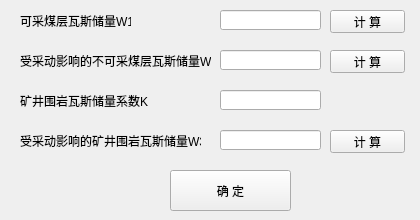
Above: python/cbm/uifiles/mine_gas_reserves_predict_dlg1.ui from wyrover/cbm before the change. Below: the same form after it.
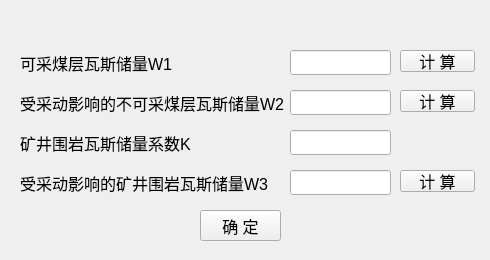
That is the form after the change. Icons and pictures are not drawn.

The edit to the form file:
```diff
--- a/python/cbm/uifiles/mine_gas_reserves_predict_dlg1.ui
+++ b/python/cbm/uifiles/mine_gas_reserves_predict_dlg1.ui
@@ -6,8 +6,8 @@
    <rect>
     <x>0</x>
     <y>0</y>
-    <width>420</width>
-    <height>220</height>
+    <width>490</width>
+    <height>260</height>
    </rect>
   </property>
   <property name="windowTitle">
@@ -17,119 +17,142 @@
    <iconset resource="../usecad.qrc">
     <normaloff>:/images/cbm.ico</normaloff>:/images/cbm.ico</iconset>
   </property>
-  <widget class="QLabel" name="label">
+  <widget class="QWidget" name="widget_main" native="true">
    <property name="geometry">
     <rect>
-     <x>20</x>
-     <y>10</y>
-     <width>111</width>
-     <height>21</height>
+     <x>0</x>
+     <y>30</y>
+     <width>491</width>
+     <height>231</height>
     </rect>
    </property>
-   <property name="text">
-    <string>可采煤层瓦斯储量W1</string>
+   <widget class="QLineEdit" name="rock_gas_k2">
+    <property name="geometry">
+     <rect>
+      <x>290</x>
+      <y>100</y>
+      <width>101</width>
+      <height>25</height>
+     </rect>
+    </property>
+    <property name="font">
+     <font>
+      <pointsize>12</pointsize>
+     </font>
    </property>
   </widget>
   <widget class="QLineEdit" name="reserve_w1">
    <property name="geometry">
     <rect>
-     <x>220</x>
-     <y>10</y>
+      <x>290</x>
+      <y>20</y>
      <width>101</width>
-     <height>20</height>
-    </rect>
-   </property>
-  </widget>
-  <widget class="QPushButton" name="w1_cacl">
-   <property name="geometry">
-    <rect>
-     <x>330</x>
-     <y>10</y>
-     <width>75</width>
-     <height>23</height>
-    </rect>
-   </property>
-   <property name="text">
-    <string>计 算</string>
+      <height>25</height>
+     </rect>
+    </property>
+    <property name="font">
+     <font>
+      <pointsize>12</pointsize>
+     </font>
    </property>
   </widget>
   <widget class="QLineEdit" name="reserve_w2">
    <property name="geometry">
     <rect>
-     <x>220</x>
-     <y>50</y>
+      <x>290</x>
+      <y>60</y>
      <width>101</width>
-     <height>20</height>
-    </rect>
-   </property>
+      <height>25</height>
+     </rect>
+    </property>
+    <property name="font">
+     <font>
+      <pointsize>12</pointsize>
+     </font>
+    </property>
   </widget>
   <widget class="QPushButton" name="w2_cacl">
    <property name="geometry">
     <rect>
-     <x>330</x>
-     <y>50</y>
+      <x>400</x>
+      <y>60</y>
      <width>75</width>
-     <height>23</height>
-    </rect>
-   </property>
+      <height>22</height>
+     </rect>
+    </property>
+    <property name="font">
+     <font>
+      <pointsize>12</pointsize>
+     </font>
+    </property>
    <property name="text">
     <string>计 算</string>
    </property>
   </widget>
-  <widget class="QLabel" name="label_2">
-   <property name="geometry">
-    <rect>
-     <x>20</x>
-     <y>50</y>
-     <width>191</width>
-     <height>21</height>
-    </rect>
-   </property>
-   <property name="text">
-    <string>受采动影响的不可采煤层瓦斯储量W2</string>
-   </property>
-  </widget>
-  <widget class="QLineEdit" name="rock_gas_k2">
-   <property name="geometry">
-    <rect>
-     <x>220</x>
-     <y>90</y>
-     <width>101</width>
-     <height>20</height>
-    </rect>
-   </property>
-  </widget>
-  <widget class="QLabel" name="label_3">
-   <property name="geometry">
-    <rect>
-     <x>20</x>
-     <y>90</y>
-     <width>131</width>
-     <height>21</height>
-    </rect>
-   </property>
-   <property name="text">
-    <string>矿井围岩瓦斯储量系数K</string>
-   </property>
-  </widget>
   <widget class="QLineEdit" name="reserve_w3">
    <property name="geometry">
     <rect>
-     <x>220</x>
-     <y>130</y>
+      <x>290</x>
+      <y>140</y>
      <width>101</width>
-     <height>20</height>
-    </rect>
-   </property>
+      <height>25</height>
+     </rect>
+    </property>
+    <property name="font">
+     <font>
+      <pointsize>12</pointsize>
+     </font>
+    </property>
   </widget>
   <widget class="QPushButton" name="cacl">
    <property name="geometry">
     <rect>
-     <x>330</x>
-     <y>130</y>
+      <x>400</x>
+      <y>140</y>
      <width>75</width>
-     <height>23</height>
-    </rect>
+      <height>22</height>
+     </rect>
+    </property>
+    <property name="font">
+     <font>
+      <pointsize>12</pointsize>
+     </font>
+    </property>
+    <property name="text">
+     <string>计 算</string>
+    </property>
+   </widget>
+   <widget class="QLabel" name="label_2">
+    <property name="geometry">
+     <rect>
+      <x>20</x>
+      <y>60</y>
+      <width>271</width>
+      <height>25</height>
+     </rect>
+    </property>
+    <property name="font">
+     <font>
+      <pointsize>12</pointsize>
+     </font>
+    </property>
+    <property name="text">
+     <string>受采动影响的不可采煤层瓦斯储量W2</string>
+    </property>
+   </widget>
+   <widget class="QPushButton" name="w1_cacl">
+    <property name="geometry">
+     <rect>
+      <x>400</x>
+      <y>20</y>
+      <width>75</width>
+      <height>22</height>
+     </rect>
+    </property>
+    <property name="font">
+     <font>
+      <pointsize>12</pointsize>
+     </font>
    </property>
    <property name="text">
     <string>计 算</string>
@@ -139,27 +162,186 @@
    <property name="geometry">
     <rect>
      <x>20</x>
-     <y>130</y>
-     <width>181</width>
-     <height>21</height>
-    </rect>
-   </property>
+      <y>140</y>
+      <width>271</width>
+      <height>25</height>
+     </rect>
+    </property>
+    <property name="font">
+     <font>
+      <pointsize>12</pointsize>
+     </font>
+    </property>
    <property name="text">
     <string>受采动影响的矿井围岩瓦斯储量W3</string>
    </property>
   </widget>
+   <widget class="QLabel" name="label">
+    <property name="geometry">
+     <rect>
+      <x>20</x>
+      <y>20</y>
+      <width>181</width>
+      <height>25</height>
+     </rect>
+    </property>
+    <property name="font">
+     <font>
+      <pointsize>12</pointsize>
+     </font>
+    </property>
+    <property name="text">
+     <string>可采煤层瓦斯储量W1</string>
+    </property>
+   </widget>
+   <widget class="QLabel" name="label_3">
+    <property name="geometry">
+     <rect>
+      <x>20</x>
+      <y>100</y>
+      <width>211</width>
+      <height>25</height>
+     </rect>
+    </property>
+    <property name="font">
+     <font>
+      <pointsize>12</pointsize>
+     </font>
+    </property>
+    <property name="text">
+     <string>矿井围岩瓦斯储量系数K</string>
+    </property>
+   </widget>
   <widget class="QPushButton" name="ok">
    <property name="geometry">
     <rect>
-     <x>170</x>
-     <y>170</y>
-     <width>121</width>
-     <height>41</height>
-    </rect>
-   </property>
+      <x>200</x>
+      <y>180</y>
+      <width>81</width>
+      <height>31</height>
+     </rect>
+    </property>
+    <property name="font">
+     <font>
+      <pointsize>12</pointsize>
+     </font>
+    </property>
    <property name="text">
     <string>确 定</string>
    </property>
+   </widget>
+  </widget>
+  <widget class="QWidget" name="widget_title" native="true">
+   <property name="geometry">
+    <rect>
+     <x>0</x>
+     <y>0</y>
+     <width>491</width>
+     <height>31</height>
+    </rect>
+   </property>
+   <widget class="QLabel" name="lab_Ico">
+    <property name="geometry">
+     <rect>
+      <x>0</x>
+      <y>0</y>
+      <width>31</width>
+      <height>31</height>
+     </rect>
+    </property>
+    <property name="sizePolicy">
+     <sizepolicy hsizetype="Minimum" vsizetype="Preferred">
+      <horstretch>0</horstretch>
+      <verstretch>0</verstretch>
+     </sizepolicy>
+    </property>
+    <property name="minimumSize">
+     <size>
+      <width>30</width>
+      <height>0</height>
+     </size>
+    </property>
+    <property name="text">
+     <string>&lt;!DOCTYPE HTML PUBLIC &quot;-//W3C//DTD HTML 4.0//EN&quot; &quot;http://www.w3.org/TR/REC-html40/strict.dtd&quot;&gt;
+&lt;html&gt;&lt;head&gt;&lt;meta name=&quot;qrichtext&quot; content=&quot;1&quot; /&gt;&lt;style type=&quot;text/css&quot;&gt;
+p, li { white-space: pre-wrap; }
+&lt;/style&gt;&lt;/head&gt;&lt;body style=&quot; font-family:'SimSun'; font-size:9pt; font-weight:400; font-style:normal;&quot;&gt;
+&lt;p style=&quot;-qt-paragraph-type:empty; margin-top:0px; margin-bottom:0px; margin-left:0px; margin-right:0px; -qt-block-indent:0; text-indent:0px;&quot;&gt;&lt;br /&gt;&lt;/p&gt;&lt;/body&gt;&lt;/html&gt;</string>
+    </property>
+    <property name="alignment">
+     <set>Qt::AlignCenter</set>
+    </property>
+   </widget>
+   <widget class="QLabel" name="lab_Title">
+    <property name="geometry">
+     <rect>
+      <x>40</x>
+      <y>0</y>
+      <width>401</width>
+      <height>31</height>
+     </rect>
+    </property>
+    <property name="sizePolicy">
+     <sizepolicy hsizetype="Expanding" vsizetype="Preferred">
+      <horstretch>0</horstretch>
+      <verstretch>0</verstretch>
+     </sizepolicy>
+    </property>
+    <property name="styleSheet">
+     <string notr="true">font: 10pt &quot;微软雅黑&quot;;</string>
+    </property>
+    <property name="text">
+     <string/>
+    </property>
+    <property name="alignment">
+     <set>Qt::AlignLeading|Qt::AlignLeft|Qt::AlignVCenter</set>
+    </property>
+   </widget>
+   <widget class="QPushButton" name="btnMenu_Close">
+    <property name="geometry">
+     <rect>
+      <x>450</x>
+      <y>0</y>
+      <width>41</width>
+      <height>31</height>
+     </rect>
+    </property>
+    <property name="sizePolicy">
+     <sizepolicy hsizetype="Minimum" vsizetype="Expanding">
+      <horstretch>0</horstretch>
+      <verstretch>0</verstretch>
+     </sizepolicy>
+    </property>
+    <property name="minimumSize">
+     <size>
+      <width>40</width>
+      <height>0</height>
+     </size>
+    </property>
+    <property name="font">
+     <font>
+      <pointsize>12</pointsize>
+     </font>
+    </property>
+    <property name="cursor">
+     <cursorShape>ArrowCursor</cursorShape>
+    </property>
+    <property name="focusPolicy">
+     <enum>Qt::NoFocus</enum>
+    </property>
+    <property name="text">
+     <string/>
+    </property>
+    <property name="iconSize">
+     <size>
+      <width>32</width>
+      <height>32</height>
+     </size>
+    </property>
+    <property name="flat">
+     <bool>true</bool>
+    </property>
+   </widget>
   </widget>
  </widget>
  <resources>
```
Lines whose indentation alone changed are shown as unchanged.
